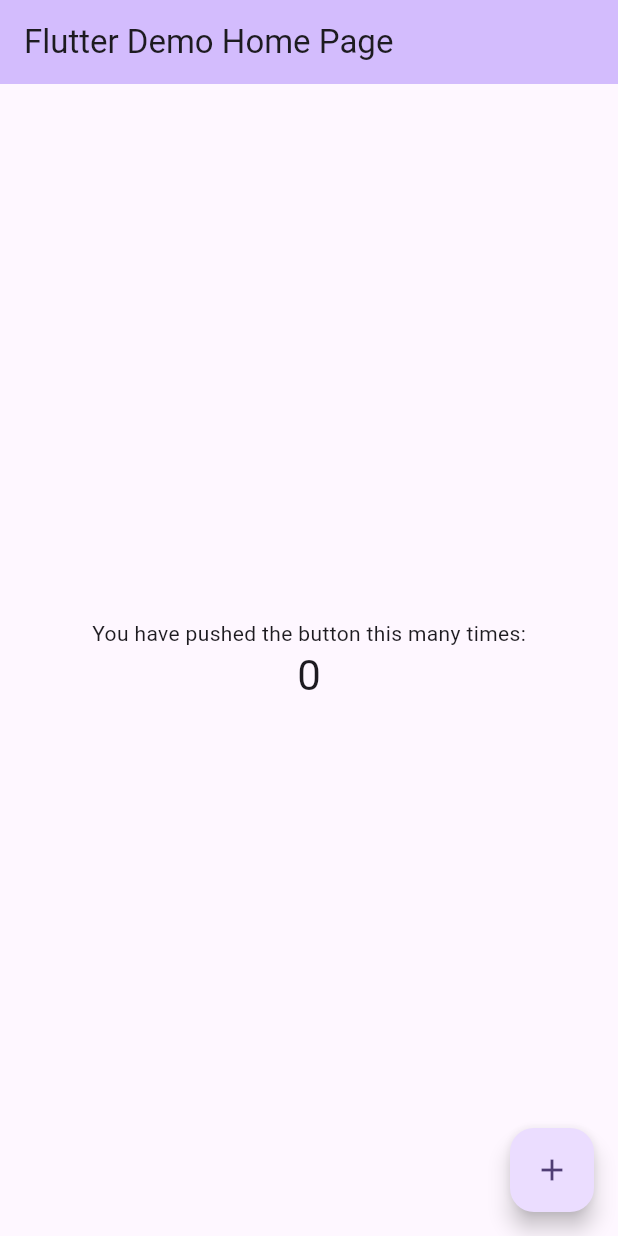
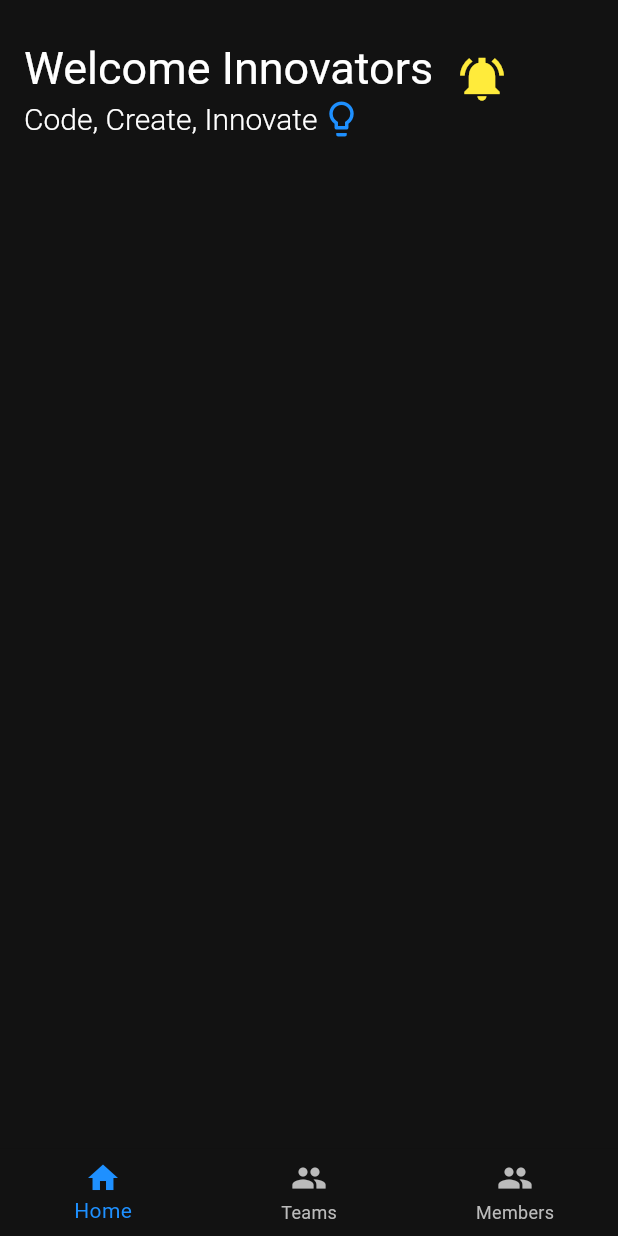
Before and after one commit to ziya72/Robo-App, a Flutter app: the screen it shows after launch, on a phone screen of 412 x 824 dp. Run offline on Flutter 3.47's test engine with Material 3 defaults, Android fonts, the phone set to English and light mode, and no system bars.

Commit message:
bottom nav-bar added

```diff
--- a/robo/lib/main.dart
+++ b/robo/lib/main.dart
@@ -1,4 +1,5 @@
 import 'package:flutter/material.dart';
+import 'package:robo/navigation.dart';
 
 void main() {
   runApp(const MyApp());
@@ -12,6 +13,7 @@
   Widget build(BuildContext context) {
     return MaterialApp(
       title: 'Flutter Demo',
+      debugShowCheckedModeBanner: false,
       theme: ThemeData(
         // This is the theme of your application.
         //
@@ -30,93 +32,7 @@
         // tested with just a hot reload.
         colorScheme: ColorScheme.fromSeed(seedColor: Colors.deepPurple),
       ),
-      home: const MyHomePage(title: 'Flutter Demo Home Page'),
+      home: AppBottomNavigationBar(),
     );
   }
 }
-
-class MyHomePage extends StatefulWidget {
-  const MyHomePage({super.key, required this.title});
-
-  // This widget is the home page of your application. It is stateful, meaning
-  // that it has a State object (defined below) that contains fields that affect
-  // how it looks.
-
-  // This class is the configuration for the state. It holds the values (in this
-  // case the title) provided by the parent (in this case the App widget) and
-  // used by the build method of the State. Fields in a Widget subclass are
-  // always marked "final".
-
-  final String title;
-
-  @override
-  State<MyHomePage> createState() => _MyHomePageState();
-}
-
-class _MyHomePageState extends State<MyHomePage> {
-  int _counter = 0;
-
-  void _incrementCounter() {
-    setState(() {
-      // This call to setState tells the Flutter framework that something has
-      // changed in this State, which causes it to rerun the build method below
-      // so that the display can reflect the updated values. If we changed
-      // _counter without calling setState(), then the build method would not be
-      // called again, and so nothing would appear to happen.
-      _counter++;
-    });
-  }
-
-  @override
-  Widget build(BuildContext context) {
-    // This method is rerun every time setState is called, for instance as done
-    // by the _incrementCounter method above.
-    //
-    // The Flutter framework has been optimized to make rerunning build methods
-    // fast, so that you can just rebuild anything that needs updating rather
-    // than having to individually change instances of widgets.
-    return Scaffold(
-      appBar: AppBar(
-        // TRY THIS: Try changing the color here to a specific color (to
-        // Colors.amber, perhaps?) and trigger a hot reload to see the AppBar
-        // change color while the other colors stay the same.
-        backgroundColor: Theme.of(context).colorScheme.inversePrimary,
-        // Here we take the value from the MyHomePage object that was created by
-        // the App.build method, and use it to set our appbar title.
-        title: Text(widget.title),
-      ),
-      body: Center(
-        // Center is a layout widget. It takes a single child and positions it
-        // in the middle of the parent.
-        child: Column(
-          // Column is also a layout widget. It takes a list of children and
-          // arranges them vertically. By default, it sizes itself to fit its
-          // children horizontally, and tries to be as tall as its parent.
-          //
-          // Column has various properties to control how it sizes itself and
-          // how it positions its children. Here we use mainAxisAlignment to
-          // center the children vertically; the main axis here is the vertical
-          // axis because Columns are vertical (the cross axis would be
-          // horizontal).
-          //
-          // TRY THIS: Invoke "debug painting" (choose the "Toggle Debug Paint"
-          // action in the IDE, or press "p" in the console), to see the
-          // wireframe for each widget.
-          mainAxisAlignment: MainAxisAlignment.center,
-          children: <Widget>[
-            const Text('You have pushed the button this many times:'),
-            Text(
-              '$_counter',
-              style: Theme.of(context).textTheme.headlineMedium,
-            ),
-          ],
-        ),
-      ),
-      floatingActionButton: FloatingActionButton(
-        onPressed: _incrementCounter,
-        tooltip: 'Increment',
-        child: const Icon(Icons.add),
-      ), // This trailing comma makes auto-formatting nicer for build methods.
-    );
-  }
-}
--- a/robo/lib/nav-bar/home/home.dart
+++ b/robo/lib/nav-bar/home/home.dart
@@ -0,0 +1,74 @@
+import 'package:flutter/material.dart';
+import 'package:robo/utils/theme/colors.dart';
+
+class HomeScreen extends StatefulWidget {
+  const HomeScreen({super.key});
+
+  @override
+  State<HomeScreen> createState() => _HomeScreenState();
+}
+
+class _HomeScreenState extends State<HomeScreen> {
+  @override
+  Widget build(BuildContext context) {
+    return Scaffold(
+      appBar: AppBar(
+        toolbarHeight: 100,
+        backgroundColor: AppColors.background,
+        title: Padding(
+          padding: const EdgeInsets.only(top: 30.0, left: 0.0, bottom: 10.0),
+          child: Row(
+            crossAxisAlignment: CrossAxisAlignment.start,
+            children: [
+              Column(
+                crossAxisAlignment: CrossAxisAlignment.start,
+                children: [
+                  Text(
+                    'Welcome Innovators',
+                    style: TextStyle(
+                      color: AppColors.textMain,
+                      fontSize: 30,
+                      fontWeight: FontWeight.w400,
+                    ),
+                  ),
+                  Row(
+                    children: [
+                      Text(
+                        'Code, Create, Innovate',
+                        style: TextStyle(
+                          color: AppColors.textMain,
+                          fontSize: 20,
+                          fontWeight: FontWeight.w300,
+                        ),
+                      ),
+                      const SizedBox(width: 02),
+                      Icon(
+                        Icons.lightbulb_outline,
+                        color: AppColors.primary,
+                        size: 28,
+                      ),
+                    ],
+                  ),
+                ],
+              ),
+              const SizedBox(width: 15),
+              Padding(
+                padding: const EdgeInsets.only(top: 8.0),
+                child: Icon(
+                  Icons.notifications_active_sharp,
+                  color: Colors.yellow,
+                  size: 35,
+                ),
+              ),
+            ],
+          ),
+        ),
+      ),
+      backgroundColor: AppColors.background,
+      body: SingleChildScrollView(child: Column(children: [
+
+          ],
+        )),
+    );
+  }
+}
--- /dev/null
+++ b/robo/lib/nav-bar/membership/members.dart
@@ -0,0 +1,15 @@
+import 'package:flutter/material.dart';
+
+class MemberScreen extends StatefulWidget {
+  const MemberScreen({super.key});
+
+  @override
+  State<MemberScreen> createState() => _MemberScreenState();
+}
+
+class _MemberScreenState extends State<MemberScreen> {
+  @override
+  Widget build(BuildContext context) {
+    return const Scaffold(backgroundColor: Colors.blue);
+  }
+}
--- a/robo/lib/nav-bar/teams/teams.dart
+++ b/robo/lib/nav-bar/teams/teams.dart
@@ -0,0 +1,15 @@
+import 'package:flutter/material.dart';
+
+class TeamScreen extends StatefulWidget {
+  const TeamScreen({super.key});
+
+  @override
+  State<TeamScreen> createState() => _TeamScreenState();
+}
+
+class _TeamScreenState extends State<TeamScreen> {
+  @override
+  Widget build(BuildContext context) {
+    return const Scaffold(backgroundColor: Colors.green);
+  }
+}
--- a/robo/lib/navigation.dart
+++ b/robo/lib/navigation.dart
@@ -1,22 +1,43 @@
 import 'package:flutter/material.dart';
+import 'package:robo/nav-bar/home/home.dart';
+import 'package:robo/nav-bar/membership/members.dart';
+import 'package:robo/nav-bar/teams/teams.dart';
+import 'package:robo/utils/theme/colors.dart';
 
-class BottomNavigationBar extends StatelessWidget {
-  const BottomNavigationBar({super.key});
+class AppBottomNavigationBar extends StatefulWidget {
+  const AppBottomNavigationBar({super.key});
 
   @override
+  State<AppBottomNavigationBar> createState() => _AppBottomNavigationBarState();
+}
+
+class _AppBottomNavigationBarState extends State<AppBottomNavigationBar> {
+  int currentIndex = 0;
+  final List<Widget> screens = [HomeScreen(), TeamScreen(), MemberScreen()];
+  @override
   Widget build(BuildContext context) {
-    return DefaultTabController(
-      length: 3,
-      child: Scaffold(
-        body: TabBarView(children: [
-        HomeScreen(),
-        Screen2(),
-        Screen3(),
-        ]),
-      )
+    return Scaffold(
+      body: screens[currentIndex],
+      bottomNavigationBar: BottomNavigationBar(
+        backgroundColor: AppColors.background,
+        currentIndex: currentIndex,
+        selectedItemColor: AppColors.primary,
+        unselectedItemColor: AppColors.textSecondary,
+        onTap: (index) {
+          setState(() {
+            currentIndex = index;
+          });
+        },
+        items: const [
+          BottomNavigationBarItem(icon: Icon(Icons.home), label: 'Home'),
+          BottomNavigationBarItem(icon: Icon(Icons.group), label: 'Teams'),
+          BottomNavigationBarItem(icon: Icon(Icons.people), label: 'Members'),
+        ],
+      ),
     );
   }
 }
+
 //class NavigationMenu extends StatelessWidget {
 //  const NavigationMenu({super.key});
 //
--- /dev/null
+++ b/robo/lib/utils/theme/colors.dart
@@ -0,0 +1,49 @@
+import 'package:flutter/material.dart';
+
+class AppColors {
+  AppColors._();
+
+  //background color
+  //App background, base layer
+  static const Color background = Color(0xFF121212); //jet black
+
+  //Card / Container
+  //Cards, modals, input boxes
+  static const Color card = Color(0xFF1F1F1F); //charcoal grey
+
+  //Primary Color
+  //Primary buttons, links, active elements
+  static const Color primary = Color(0xFF1E90FF); //electric blue
+
+  //Accent color
+  //Hover states, highlights, glowing effects
+  static const Color accent = Color(0xFF00FF99); //neon green
+
+  //Text - Main
+  //Headings, key readable content
+  static const Color textMain = Color(0xFFFFFFFF); //white
+
+  //Text - Secondary
+  //Descriptions, labels, subtitles
+  static const Color textSecondary = Color(0xFFBBBBBB); //light grey
+
+  //Text - Muted / Disabled
+  //Disabled text, Hint text
+  static const Color textMuted = Color(0xFF777777); //muted grey
+
+  //Border / Divider
+  //Dividers, borders, outlines
+  static const Color border = Color(0xFF2C2C2C); //dark grey
+
+  //Error/Alert
+  //Error messages, alerts, critical notifications
+  static const Color error = Color(0xFFEF4444); //bright red
+
+  //Success
+  //Success messages, confirmations
+  static const Color success = Color(0xFF10B981); //soft green
+
+  //Accent - alternating
+  //Alternate accent for variety or glowing text
+  static const Color accentAlt = Color(0xFF00FFFF); //Cyan
+}
--- a/robo/pubspec.yaml
+++ b/robo/pubspec.yaml
@@ -31,9 +31,11 @@ dependencies:
   flutter:
     sdk: flutter
 
+
   # The following adds the Cupertino Icons font to your application.
   # Use with the CupertinoIcons class for iOS style icons.
   cupertino_icons: ^1.0.8
+  flutter_svg: ^2.1.0
 
 dev_dependencies:
   flutter_test:
@@ -58,8 +60,8 @@ flutter:
   uses-material-design: true
 
   # To add assets to your application, add an assets section, like this:
-  # assets:
-  #   - images/a_dot_burr.jpeg
+  assets:
+    - assets/icons/Chat_bot-bro.png
   #   - images/a_dot_ham.jpeg
 
   # An image asset can refer to one or more resolution-specific "variants", see
```
Also changed, not shown: robo/assets/icons/Chat_bot-bro.png (added), robo/pubspec.lock.
